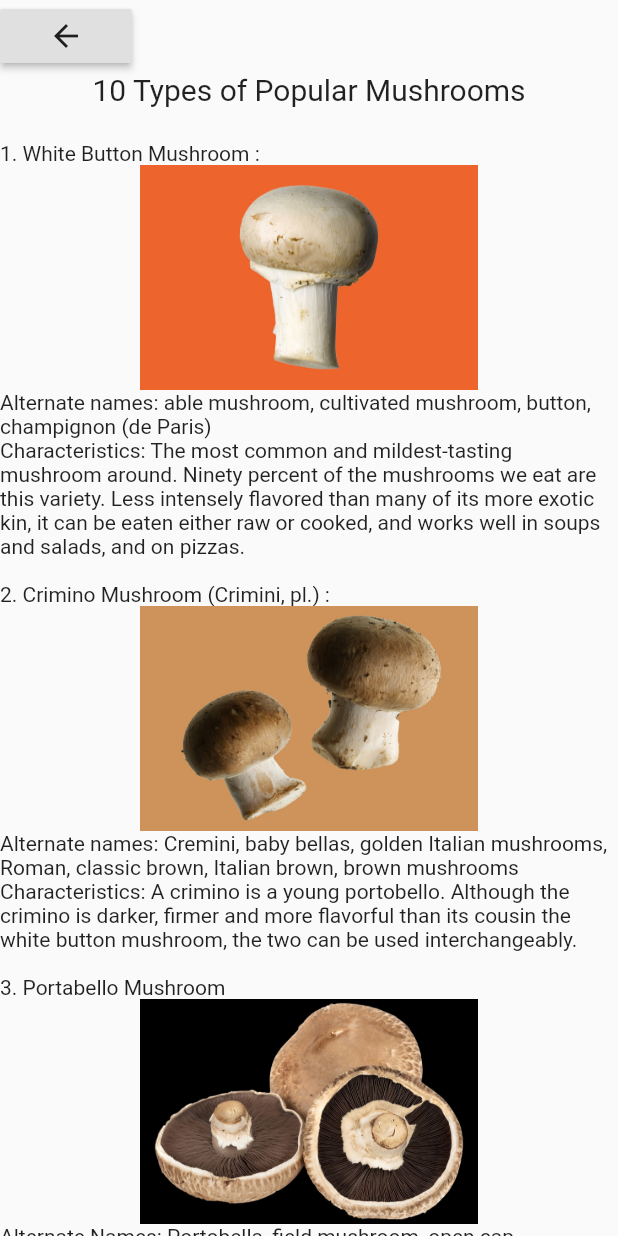
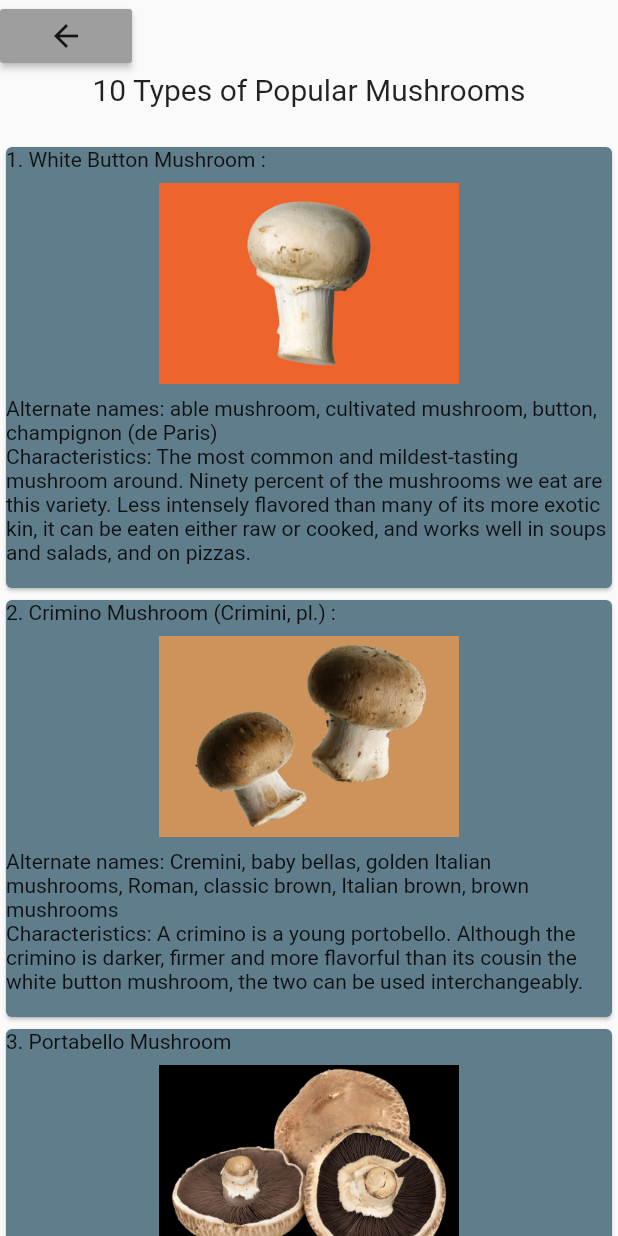
Before and after one commit to akrammustafa/PicsPlant, a Flutter app: the Mostpopularmushroom widget shown alone on an empty page, opened directly, on a phone screen of 412 x 824 dp. Run offline on Flutter 3.47's test engine with Material 2 defaults, Android fonts, the light colour scheme and no system bars; our stand-ins replace google_fonts, image_picker, universal_io.

Commit message:
Card Widget added to popularmushroom.dart

```diff
--- a/lib/pages/popularmushroom.dart
+++ b/lib/pages/popularmushroom.dart
@@ -9,7 +9,7 @@ class Mostpopularmushroom extends StatelessWidget {
         child:ListView(children: <Widget>[
           Container(
             child: Align(alignment:Alignment(-1, 0),child:
-            RaisedButton(onPressed:(){Navigator.pop(
+            RaisedButton(color: Colors.grey,onPressed:(){Navigator.pop(
               context,
               MaterialPageRoute(builder: (context) => HomePage()),
             );},child: Icon(Icons.arrow_back)),),
@@ -22,35 +22,62 @@ class Mostpopularmushroom extends StatelessWidget {
             style: TextStyle(fontSize: 20.0),
             ),
           ),),
+          Card(color: Colors.blueGrey,
+            child: Column(
+            children: <Widget>[
               Container(
                   child: Align(alignment: Alignment(-1, 0),child: Text("1. White Button Mushroom :"),)
               ),
               Container(child: Image.asset('assets/mostpopular/button-mushroom.jpg',height: 150,width: 200,),),
               Container(child: Align(alignment: Alignment(-1, 0),child: Text("Alternate names: able mushroom, cultivated mushroom, button, champignon (de Paris)"),) ,),
               Container(child: Align(alignment: Alignment(-1, 0),child: Text("Characteristics: The most common and mildest-tasting mushroom around. Ninety percent of the mushrooms we eat are this variety. Less intensely flavored than many of its more exotic kin, it can be eaten either raw or cooked, and works well in soups and salads, and on pizzas.\n"),) ,),
-          Container(
-              child: Align(alignment: Alignment(-1, 0),child: Text("2. Crimino Mushroom (Crimini, pl.) :"),)
-          ),
+            ],
+          ),),
+
+
+          Card(color: Colors.blueGrey,
+            child: Column(
+              children: <Widget>[
+            Container(child: Align(alignment: Alignment(-1, 0),child: Text("2. Crimino Mushroom (Crimini, pl.) :"),)),
             Container(child: Image.asset('assets/mostpopular/cremini-mushrooms.jpg',height: 150,width: 200,),),
             Container(child: Align(alignment: Alignment(-1, 0),child: Text("Alternate names: Cremini, baby bellas, golden Italian mushrooms, Roman, classic brown, Italian brown, brown mushrooms"),) ,),
             Container(child: Align(alignment: Alignment(-1, 0),child: Text("Characteristics: A crimino is a young portobello. Although the crimino is darker, firmer and more flavorful than its cousin the white button mushroom, the two can be used interchangeably.\n"),)),
+          ],),),
+
+          Card(
+            color: Colors.blueGrey,child: Column(children: <Widget>[
             Container(
                 child: Align(alignment: Alignment(-1, 0),child: Text("3. Portabello Mushroom"),)),
             Container(child: Image.asset('assets/mostpopular/portobello-mushrooms.jpg',height: 150,width: 200,),),
             Container(child: Align(alignment: Alignment(-1, 0),child: Text("Alternate Names: Portobella, field mushroom, open cap mushroom"),) ,),
             Container(child: Align(alignment: Alignment(-1, 0),child: Text("Characteristics: Common in Italian cooking, dense, rich portobellos lend depth to sauces and pastas and make a great meat substitute. When portabellos are young and small, they're called criminis. If you want a bun-substitute, you can even use the mushroom's flat cap. Mushrooms of this variety are as wide as the palm of your hand, and their meaty texture stands up to grilling and stuffing.\n"),)),
+
+          ],),),
+
+          Card(
+            color: Colors.blueGrey,child:Column(children: <Widget>[
             Container(
                 child: Align(alignment: Alignment(-1, 0),child: Text("4. Shiitake Mushroom"),)
             ),
             Container(child: Image.asset('assets/mostpopular/shiitake-mushrooms.jpg',height: 150,width: 200,),),
             Container(child: Align(alignment: Alignment(-1, 0),child: Text("Alternate names: able mushroom, cultivated mushroom, button, champignon (de Paris)"),) ,),
             Container(child: Align(alignment: Alignment(-1, 0),child: Text("Alternate Names: Shitake, black forest, black winter, brown oak, Chinese black, black mushroom, oriental black, forest mushroom, golden oak, Donko.\n"),)),
+
+          ],) ,),
+
+          Card(
+
+            color: Colors.blueGrey,child: Column(children: <Widget>[
             Container(
                 child: Align(alignment: Alignment(-1, 0),child: Text("5. Maitake Mushroom"),)
             ),
             Container(child: Image.asset('assets/mostpopular/maitake-mushrooms.jpg',height: 150,width: 200,),),
             Container(child: Align(alignment: Alignment(-1, 0),child: Text("Alternate Names: Hen of the Wood, sheepshead mushroom, ram's head, kumotake, dancing mushroom"),)),
             Container(child: Align(alignment: Alignment(-1, 0),child: Text("Characteristics: From afar, this mushroom can look like a head of cabbage. Cultivated, as well as found in the woods, these mushrooms are often sold in clusters with their soft, feathery caps overlapping. This mushroom has an earthy aroma and a gamy flavor, and is native to both the northwestern United States and Japan. They grow wild east of the Mississippi River in August and September.\n"),)),
+
+          ],),),
+
+
              ],)
     );
   }
```
Lines whose indentation alone changed are shown as unchanged.
